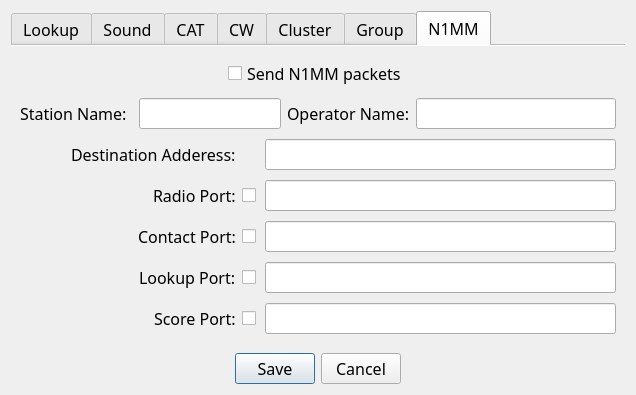
Before: the Qt Designer form not1mm/data/configuration.ui in mbridak/not1mm, drawn with Qt 5.
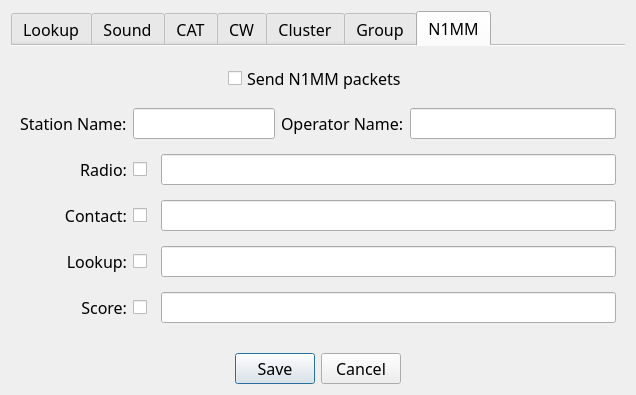
After: the same form once the commit is applied. The open tabs and pages were chosen to show the change.

Commit message: convert dialog to new n1mm format.

```diff
--- a/not1mm/data/configuration.ui
+++ b/not1mm/data/configuration.ui
@@ -1012,6 +1012,34 @@
        <string>N1MM</string>
       </attribute>
       <layout class="QGridLayout" name="gridLayout_8">
+       <item row="1" column="5">
+        <widget class="QLabel" name="label_14">
+         <property name="font">
+          <font>
+           <family>JetBrains Mono</family>
+           <pointsize>12</pointsize>
+           <strikeout>false</strikeout>
+          </font>
+         </property>
+         <property name="text">
+          <string>Operator Name:</string>
+         </property>
+        </widget>
+       </item>
+       <item row="1" column="6">
+        <widget class="QLineEdit" name="n1mm_operator">
+         <property name="font">
+          <font>
+           <family>JetBrains Mono</family>
+           <pointsize>12</pointsize>
+           <strikeout>false</strikeout>
+          </font>
+         </property>
+         <property name="placeholderText">
+          <string/>
+         </property>
+        </widget>
+       </item>
        <item row="0" column="0" colspan="7" alignment="Qt::AlignHCenter">
         <widget class="QCheckBox" name="send_n1mm_packets">
          <property name="font">
@@ -1029,119 +1057,6 @@
          </property>
         </widget>
        </item>
-       <item row="2" column="4" colspan="3">
-        <widget class="QLineEdit" name="n1mm_ip">
-         <property name="font">
-          <font>
-           <family>JetBrains Mono</family>
-           <pointsize>12</pointsize>
-           <strikeout>false</strikeout>
-          </font>
-         </property>
-         <property name="text">
-          <string/>
-         </property>
-         <property name="placeholderText">
-          <string/>
-         </property>
-        </widget>
-       </item>
-       <item row="1" column="6">
-        <widget class="QLineEdit" name="n1mm_operator">
-         <property name="font">
-          <font>
-           <family>JetBrains Mono</family>
-           <pointsize>12</pointsize>
-           <strikeout>false</strikeout>
-          </font>
-         </property>
-         <property name="placeholderText">
-          <string/>
-         </property>
-        </widget>
-       </item>
-       <item row="4" column="0" colspan="3" alignment="Qt::AlignRight">
-        <widget class="QLabel" name="label_17">
-         <property name="font">
-          <font>
-           <family>JetBrains Mono</family>
-           <pointsize>12</pointsize>
-           <strikeout>false</strikeout>
-          </font>
-         </property>
-         <property name="text">
-          <string>Contact Port:</string>
-         </property>
-        </widget>
-       </item>
-       <item row="7" column="4" colspan="3">
-        <widget class="QLineEdit" name="n1mm_lookupport">
-         <property name="font">
-          <font>
-           <family>JetBrains Mono</family>
-           <pointsize>12</pointsize>
-           <strikeout>false</strikeout>
-          </font>
-         </property>
-         <property name="inputMethodHints">
-          <set>Qt::ImhDigitsOnly</set>
-         </property>
-         <property name="text">
-          <string/>
-         </property>
-         <property name="placeholderText">
-          <string/>
-         </property>
-        </widget>
-       </item>
-       <item row="1" column="5">
-        <widget class="QLabel" name="label_14">
-         <property name="font">
-          <font>
-           <family>JetBrains Mono</family>
-           <pointsize>12</pointsize>
-           <strikeout>false</strikeout>
-          </font>
-         </property>
-         <property name="text">
-          <string>Operator Name:</string>
-         </property>
-        </widget>
-       </item>
-       <item row="8" column="2" alignment="Qt::AlignRight">
-        <widget class="QLabel" name="label_19">
-         <property name="font">
-          <font>
-           <family>JetBrains Mono</family>
-           <pointsize>12</pointsize>
-           <strikeout>false</strikeout>
-          </font>
-         </property>
-         <property name="text">
-          <string>Score Port:</string>
-         </property>
-        </widget>
-       </item>
-       <item row="8" column="4" colspan="3">
-        <widget class="QLineEdit" name="n1mm_scoreport">
-         <property name="font">
-          <font>
-           <family>JetBrains Mono</family>
-           <pointsize>12</pointsize>
-           <strikeout>false</strikeout>
-          </font>
-         </property>
-         <property name="inputMethodHints">
-          <set>Qt::ImhDigitsOnly</set>
-         </property>
-         <property name="text">
-          <string/>
-         </property>
-         <property name="placeholderText">
-          <string/>
-         </property>
-        </widget>
-       </item>
        <item row="1" column="0">
         <widget class="QLabel" name="label_13">
          <property name="font">
@@ -1156,7 +1071,7 @@
          </property>
         </widget>
        </item>
-       <item row="1" column="2" colspan="3">
+       <item row="1" column="1" colspan="4">
         <widget class="QLineEdit" name="n1mm_station_name">
          <property name="font">
           <font>
@@ -1170,7 +1085,114 @@
          </property>
         </widget>
        </item>
-       <item row="8" column="3">
+       <item row="2" column="0">
+        <widget class="QLabel" name="label_16">
+         <property name="font">
+          <font>
+           <family>JetBrains Mono</family>
+           <pointsize>12</pointsize>
+           <strikeout>false</strikeout>
+          </font>
+         </property>
+         <property name="text">
+          <string>Radio:</string>
+         </property>
+         <property name="alignment">
+          <set>Qt::AlignRight|Qt::AlignTrailing|Qt::AlignVCenter</set>
+         </property>
+        </widget>
+       </item>
+       <item row="3" column="0">
+        <widget class="QLabel" name="label_17">
+         <property name="font">
+          <font>
+           <family>JetBrains Mono</family>
+           <pointsize>12</pointsize>
+           <strikeout>false</strikeout>
+          </font>
+         </property>
+         <property name="text">
+          <string>Contact:</string>
+         </property>
+         <property name="alignment">
+          <set>Qt::AlignRight|Qt::AlignTrailing|Qt::AlignVCenter</set>
+         </property>
+        </widget>
+       </item>
+       <item row="6" column="0">
+        <widget class="QLabel" name="label_18">
+         <property name="font">
+          <font>
+           <family>JetBrains Mono</family>
+           <pointsize>12</pointsize>
+           <strikeout>false</strikeout>
+          </font>
+         </property>
+         <property name="text">
+          <string>Lookup:</string>
+         </property>
+         <property name="alignment">
+          <set>Qt::AlignRight|Qt::AlignTrailing|Qt::AlignVCenter</set>
+         </property>
+        </widget>
+       </item>
+       <item row="7" column="0">
+        <widget class="QLabel" name="label_19">
+         <property name="font">
+          <font>
+           <family>JetBrains Mono</family>
+           <pointsize>12</pointsize>
+           <strikeout>false</strikeout>
+          </font>
+         </property>
+         <property name="text">
+          <string>Score:</string>
+         </property>
+         <property name="alignment">
+          <set>Qt::AlignRight|Qt::AlignTrailing|Qt::AlignVCenter</set>
+         </property>
+        </widget>
+       </item>
+       <item row="2" column="1">
+        <widget class="QCheckBox" name="send_n1mm_radio">
+         <property name="maximumSize">
+          <size>
+           <width>22</width>
+           <height>16777215</height>
+          </size>
+         </property>
+         <property name="text">
+          <string/>
+         </property>
+        </widget>
+       </item>
+       <item row="3" column="1">
+        <widget class="QCheckBox" name="send_n1mm_contact">
+         <property name="maximumSize">
+          <size>
+           <width>22</width>
+           <height>16777215</height>
+          </size>
+         </property>
+         <property name="text">
+          <string/>
+         </property>
+        </widget>
+       </item>
+       <item row="6" column="1">
+        <widget class="QCheckBox" name="send_n1mm_lookup">
+         <property name="maximumSize">
+          <size>
+           <width>22</width>
+           <height>16777215</height>
+          </size>
+         </property>
+         <property name="text">
+          <string/>
+         </property>
+        </widget>
+       </item>
+       <item row="7" column="1">
         <widget class="QCheckBox" name="send_n1mm_score">
          <property name="sizePolicy">
           <sizepolicy hsizetype="Minimum" vsizetype="Fixed">
@@ -1189,7 +1211,7 @@
          </property>
         </widget>
        </item>
-       <item row="3" column="4" colspan="3">
+       <item row="2" column="2" colspan="5">
         <widget class="QLineEdit" name="n1mm_radioport">
          <property name="font">
           <font>
@@ -1209,35 +1231,7 @@
          </property>
         </widget>
        </item>
-       <item row="2" column="0" colspan="3" alignment="Qt::AlignRight">
-        <widget class="QLabel" name="label_15">
-         <property name="font">
-          <font>
-           <family>JetBrains Mono</family>
-           <pointsize>12</pointsize>
-           <strikeout>false</strikeout>
-          </font>
-         </property>
-         <property name="text">
-          <string>Destination Adderess:</string>
-         </property>
-        </widget>
-       </item>
-       <item row="7" column="2" alignment="Qt::AlignRight">
-        <widget class="QLabel" name="label_18">
-         <property name="font">
-          <font>
-           <family>JetBrains Mono</family>
-           <pointsize>12</pointsize>
-           <strikeout>false</strikeout>
-          </font>
-         </property>
-         <property name="text">
-          <string>Lookup Port:</string>
-         </property>
-        </widget>
-       </item>
-       <item row="4" column="4" colspan="3">
+       <item row="3" column="2" colspan="5">
         <widget class="QLineEdit" name="n1mm_contactport">
          <property name="font">
           <font>
@@ -1257,8 +1251,8 @@
          </property>
         </widget>
        </item>
-       <item row="3" column="0" colspan="3" alignment="Qt::AlignRight">
-        <widget class="QLabel" name="label_16">
+       <item row="6" column="2" colspan="5">
+        <widget class="QLineEdit" name="n1mm_lookupport">
          <property name="font">
           <font>
            <family>JetBrains Mono</family>
@@ -1266,48 +1260,35 @@
            <strikeout>false</strikeout>
           </font>
          </property>
-         <property name="text">
-          <string>Radio Port:</string>
+         <property name="inputMethodHints">
+          <set>Qt::ImhDigitsOnly</set>
          </property>
-        </widget>
-       </item>
-       <item row="7" column="3">
-        <widget class="QCheckBox" name="send_n1mm_lookup">
-         <property name="maximumSize">
-          <size>
-           <width>22</width>
-           <height>16777215</height>
-          </size>
-         </property>
          <property name="text">
           <string/>
          </property>
-        </widget>
-       </item>
-       <item row="4" column="3">
-        <widget class="QCheckBox" name="send_n1mm_contact">
-         <property name="maximumSize">
-          <size>
-           <width>22</width>
-           <height>16777215</height>
-          </size>
-         </property>
-         <property name="text">
+         <property name="placeholderText">
           <string/>
          </property>
         </widget>
        </item>
-       <item row="3" column="3">
-        <widget class="QCheckBox" name="send_n1mm_radio">
-         <property name="maximumSize">
-          <size>
-           <width>22</width>
-           <height>16777215</height>
-          </size>
+       <item row="7" column="2" colspan="5">
+        <widget class="QLineEdit" name="n1mm_scoreport">
+         <property name="font">
+          <font>
+           <family>JetBrains Mono</family>
+           <pointsize>12</pointsize>
+           <strikeout>false</strikeout>
+          </font>
          </property>
+         <property name="inputMethodHints">
+          <set>Qt::ImhDigitsOnly</set>
+         </property>
          <property name="text">
           <string/>
          </property>
+         <property name="placeholderText">
+          <string/>
+         </property>
         </widget>
        </item>
       </layout>
```
Left out of the diff: 1 changed line with no effect on the pictures.
